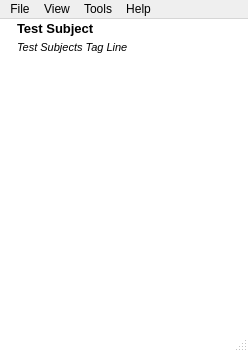
This is src/maidsafe/lifestuff/ui/pd.ui in maidsafe-archive/MaidSafe-Encrypt as Qt 5 draws it before an edit. The edited form follows.
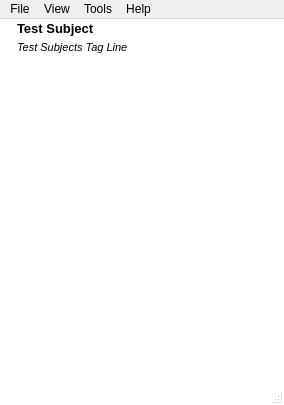
This is the edited form. Icons and pictures are not drawn.

```diff
--- a/src/maidsafe/lifestuff/ui/pd.ui
+++ b/src/maidsafe/lifestuff/ui/pd.ui
@@ -6,8 +6,8 @@
    <rect>
     <x>0</x>
     <y>0</y>
-    <width>226</width>
-    <height>352</height>
+    <width>284</width>
+    <height>405</height>
    </rect>
   </property>
   <property name="sizePolicy">
@@ -284,6 +284,19 @@
          <property name="spacing">
           <number>0</number>
          </property>
+         <item>
+          <spacer name="horizontalSpacer_8">
+           <property name="orientation">
+            <enum>Qt::Horizontal</enum>
+           </property>
+           <property name="sizeHint" stdset="0">
+            <size>
+             <width>40</width>
+             <height>20</height>
+            </size>
+           </property>
+          </spacer>
+         </item>
          <item>
           <widget class="QPushButton" name="contactBtn">
            <property name="toolTip">
@@ -307,6 +320,19 @@
            </property>
           </widget>
          </item>
+         <item>
+          <spacer name="horizontalSpacer_3">
+           <property name="orientation">
+            <enum>Qt::Horizontal</enum>
+           </property>
+           <property name="sizeHint" stdset="0">
+            <size>
+             <width>40</width>
+             <height>20</height>
+            </size>
+           </property>
+          </spacer>
+         </item>
          <item>
           <widget class="QPushButton" name="emailBtn">
            <property name="toolTip">
@@ -330,6 +356,19 @@
            </property>
           </widget>
          </item>
+         <item>
+          <spacer name="horizontalSpacer_4">
+           <property name="orientation">
+            <enum>Qt::Horizontal</enum>
+           </property>
+           <property name="sizeHint" stdset="0">
+            <size>
+             <width>40</width>
+             <height>20</height>
+            </size>
+           </property>
+          </spacer>
+         </item>
          <item>
           <widget class="QPushButton" name="calendarBtn">
            <property name="toolTip">
@@ -353,6 +392,19 @@
            </property>
           </widget>
          </item>
+         <item>
+          <spacer name="horizontalSpacer_5">
+           <property name="orientation">
+            <enum>Qt::Horizontal</enum>
+           </property>
+           <property name="sizeHint" stdset="0">
+            <size>
+             <width>40</width>
+             <height>20</height>
+            </size>
+           </property>
+          </spacer>
+         </item>
          <item>
           <widget class="QPushButton" name="myFilesBtn">
            <property name="toolTip">
@@ -376,6 +428,19 @@
            </property>
           </widget>
          </item>
+         <item>
+          <spacer name="horizontalSpacer_6">
+           <property name="orientation">
+            <enum>Qt::Horizontal</enum>
+           </property>
+           <property name="sizeHint" stdset="0">
+            <size>
+             <width>40</width>
+             <height>20</height>
+            </size>
+           </property>
+          </spacer>
+         </item>
          <item>
           <widget class="QPushButton" name="picBtn">
            <property name="toolTip">
@@ -399,6 +464,19 @@
            </property>
           </widget>
          </item>
+         <item>
+          <spacer name="horizontalSpacer_7">
+           <property name="orientation">
+            <enum>Qt::Horizontal</enum>
+           </property>
+           <property name="sizeHint" stdset="0">
+            <size>
+             <width>40</width>
+             <height>20</height>
+            </size>
+           </property>
+          </spacer>
+         </item>
          <item>
           <widget class="QPushButton" name="musicBtn">
            <property name="toolTip">
@@ -447,8 +525,8 @@
     <rect>
      <x>0</x>
      <y>0</y>
-     <width>226</width>
-     <height>21</height>
+     <width>284</width>
+     <height>26</height>
     </rect>
    </property>
    <property name="sizePolicy">
```
Left out of the diff: 2 changed lines with no effect on the pictures.
